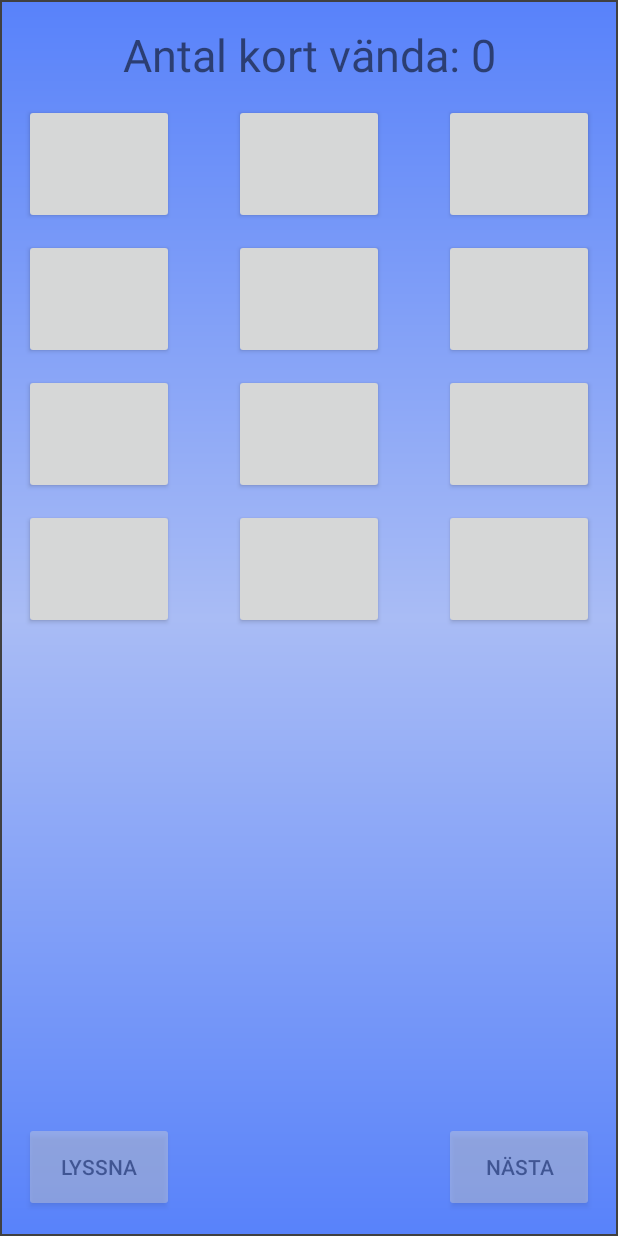
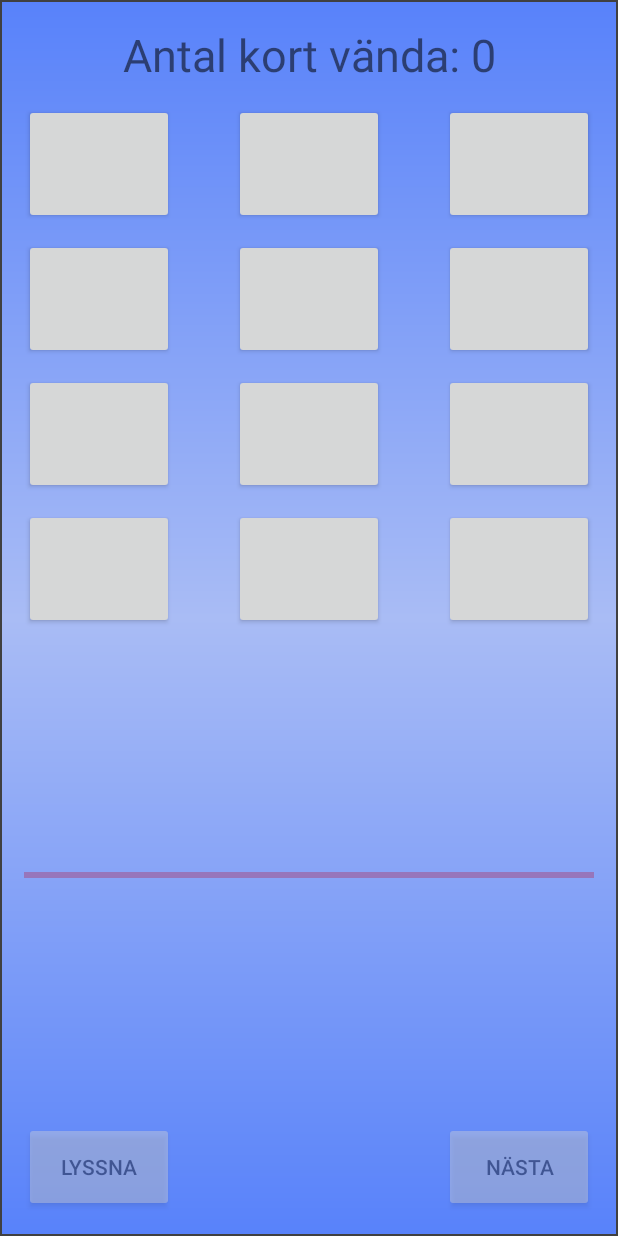
Before and after one commit to hardvaluta/android, an Android app: the GameTwo screen opened directly, with no data from a screen before it, on a phone screen of 412 x 824 dp. Run offline under Robolectric (Android 15) with nearby library versions, the phone set to English and light mode, and no system bars.

Commit message:
Lagt till 'endscreens' för GameOne och GameTwo

```diff
--- a/Android/app/src/main/res/layout/activity_game_two.xml
+++ b/Android/app/src/main/res/layout/activity_game_two.xml
@@ -138,6 +138,23 @@ tools:context="com.android.GameTwo"
     android:layout_alignLeft="@+id/card33"
     android:layout_alignStart="@+id/card33" />
 
+<RelativeLayout
+    android:layout_width="match_parent"
+    android:layout_height="match_parent"
+    android:gravity="center"
+    android:layout_above="@+id/listenButton"
+    android:layout_below="@+id/card43">
+
+    <ProgressBar
+        android:layout_width="match_parent"
+        android:layout_height="wrap_content"
+        android:id="@+id/progressBar_Game2"
+        style="@style/Widget.AppCompat.ProgressBar.Horizontal"
+        android:max="4"
+        android:secondaryProgress="4"
+        android:progressTint="@android:color/holo_green_light" />
+</RelativeLayout>
+
 <Button
     android:layout_width="100dp"
     android:layout_height="60dp"
```
Also changed, not shown: Android/app/src/main/java/com/android/GameOne/GameOne.java (+25 -12 lines), Android/app/src/main/java/com/android/GameTwo.java (+53 -2 lines), Android/app/src/main/assets/Bubblegum.ttf (added), Android/app/src/main/assets/good_job_smaller.jpg (added), Android/app/src/main/assets/motion_picture_font.ttf (added), Android/app/src/main/good_job-web.png (added), Android/app/src/main/res/mipmap-hdpi/good_job.png (added), Android/app/src/main/res/mipmap-mdpi/good_job.png (added), Android/app/src/main/res/mipmap-xhdpi/good_job.png (added), Android/app/src/main/res/mipmap-xxhdpi/good_job.png (added), Android/app/src/main/res/mipmap-xxxhdpi/good_job.png (added).
